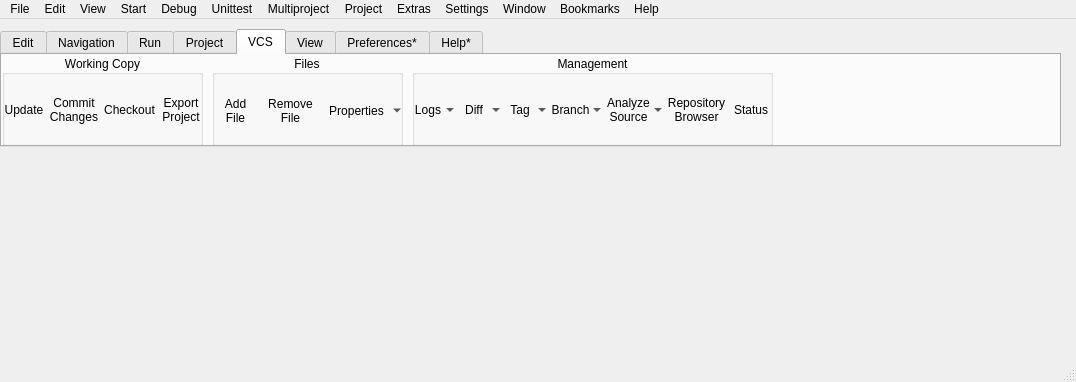
Above: TestItems/E5MenuActions.ui from sergeyfarin/kyui before the change. Below: the same form after it.
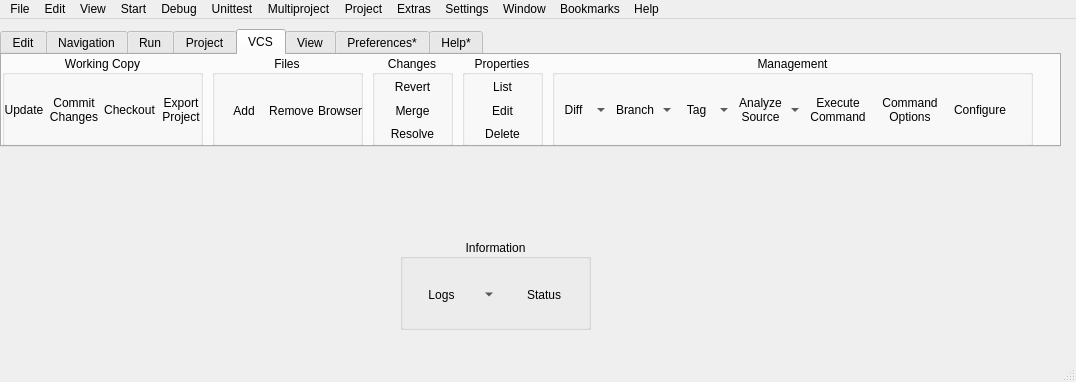
That is the form after the change. The open tabs and pages were chosen to show the change. Icons and pictures are not drawn.

Commit message: Lots of new icons

```diff
--- a/TestItems/E5MenuActions.ui
+++ b/TestItems/E5MenuActions.ui
@@ -3657,9 +3657,9 @@
      <widget class="QGroupBox" name="groupBox_22">
       <property name="geometry">
        <rect>
-        <x>410</x>
+        <x>550</x>
         <y>0</y>
-        <width>361</width>
+        <width>481</width>
         <height>91</height>
        </rect>
       </property>
@@ -3677,7 +3677,7 @@
         <rect>
          <x>0</x>
          <y>20</y>
-         <width>361</width>
+         <width>461</width>
          <height>70</height>
         </rect>
        </property>
@@ -3685,44 +3685,6 @@
         <property name="spacing">
          <number>2</number>
         </property>
-        <item>
-         <widget class="QToolButton" name="toolButton_88">
-          <property name="sizePolicy">
-           <sizepolicy hsizetype="Preferred" vsizetype="Expanding">
-            <horstretch>0</horstretch>
-            <verstretch>0</verstretch>
-           </sizepolicy>
-          </property>
-          <property name="minimumSize">
-           <size>
-            <width>44</width>
-            <height>22</height>
-           </size>
-          </property>
-          <property name="text">
-           <string>Logs</string>
-          </property>
-          <property name="icon">
-           <iconset resource="../../Resources/Icons/ericActions.qrc">
-            <normaloff>:/Vcs/vcsLog.png</normaloff>:/Vcs/vcsLog.png</iconset>
-          </property>
-          <property name="iconSize">
-           <size>
-            <width>32</width>
-            <height>32</height>
-           </size>
-          </property>
-          <property name="popupMode">
-           <enum>QToolButton::MenuButtonPopup</enum>
-          </property>
-          <property name="toolButtonStyle">
-           <enum>Qt::ToolButtonTextUnderIcon</enum>
-          </property>
-          <property name="autoRaise">
-           <bool>true</bool>
-          </property>
-         </widget>
-        </item>
         <item>
          <widget class="QToolButton" name="toolButton_90">
           <property name="sizePolicy">
@@ -3761,6 +3723,44 @@
           </property>
          </widget>
         </item>
+        <item>
+         <widget class="QToolButton" name="toolButton_110">
+          <property name="sizePolicy">
+           <sizepolicy hsizetype="Preferred" vsizetype="Expanding">
+            <horstretch>0</horstretch>
+            <verstretch>0</verstretch>
+           </sizepolicy>
+          </property>
+          <property name="minimumSize">
+           <size>
+            <width>44</width>
+            <height>22</height>
+           </size>
+          </property>
+          <property name="text">
+           <string>Branch</string>
+          </property>
+          <property name="icon">
+           <iconset resource="../E5Icons/e5icons.qrc">
+            <normaloff>:/VCS/vcsBranch.png</normaloff>:/VCS/vcsBranch.png</iconset>
+          </property>
+          <property name="iconSize">
+           <size>
+            <width>32</width>
+            <height>32</height>
+           </size>
+          </property>
+          <property name="popupMode">
+           <enum>QToolButton::MenuButtonPopup</enum>
+          </property>
+          <property name="toolButtonStyle">
+           <enum>Qt::ToolButtonTextUnderIcon</enum>
+          </property>
+          <property name="autoRaise">
+           <bool>true</bool>
+          </property>
+         </widget>
+        </item>
         <item>
          <widget class="QToolButton" name="toolButton_86">
           <property name="sizePolicy">
@@ -3799,44 +3799,6 @@
           </property>
          </widget>
         </item>
-        <item>
-         <widget class="QToolButton" name="toolButton_110">
-          <property name="sizePolicy">
-           <sizepolicy hsizetype="Preferred" vsizetype="Expanding">
-            <horstretch>0</horstretch>
-            <verstretch>0</verstretch>
-           </sizepolicy>
-          </property>
-          <property name="minimumSize">
-           <size>
-            <width>44</width>
-            <height>22</height>
-           </size>
-          </property>
-          <property name="text">
-           <string>Branch</string>
-          </property>
-          <property name="icon">
-           <iconset resource="../../Resources/Icons/ericActions.qrc">
-            <normaloff>:/Vcs/vcsBranch.png</normaloff>:/Vcs/vcsBranch.png</iconset>
-          </property>
-          <property name="iconSize">
-           <size>
-            <width>32</width>
-            <height>32</height>
-           </size>
-          </property>
-          <property name="popupMode">
-           <enum>QToolButton::MenuButtonPopup</enum>
-          </property>
-          <property name="toolButtonStyle">
-           <enum>Qt::ToolButtonTextUnderIcon</enum>
-          </property>
-          <property name="autoRaise">
-           <bool>true</bool>
-          </property>
-         </widget>
-        </item>
         <item>
          <widget class="QToolButton" name="toolButton_91">
           <property name="sizePolicy">
@@ -3877,7 +3839,7 @@
          </widget>
         </item>
         <item>
-         <widget class="QToolButton" name="toolButton_87">
+         <widget class="QToolButton" name="toolButton_112">
           <property name="sizePolicy">
            <sizepolicy hsizetype="Preferred" vsizetype="Expanding">
             <horstretch>0</horstretch>
@@ -3891,8 +3853,8 @@
            </size>
           </property>
           <property name="text">
-           <string>Repository
-Browser</string>
+           <string>Execute
+Command</string>
           </property>
           <property name="icon">
            <iconset resource="../../Resources/Icons/ericActions.qrc">
@@ -3916,7 +3878,7 @@
          </widget>
         </item>
         <item>
-         <widget class="QToolButton" name="toolButton_89">
+         <widget class="QToolButton" name="toolButton_115">
           <property name="sizePolicy">
            <sizepolicy hsizetype="Preferred" vsizetype="Expanding">
             <horstretch>0</horstretch>
@@ -3930,11 +3892,50 @@
            </size>
           </property>
           <property name="text">
-           <string>Status</string>
+           <string>Command
+Options</string>
           </property>
           <property name="icon">
-           <iconset resource="../../Resources/Icons/ericActions.qrc">
-            <normaloff>:/Vcs/vcsStatus.png</normaloff>:/Vcs/vcsStatus.png</iconset>
+           <iconset resource="../E5Icons/e5icons.qrc">
+            <normaloff>:/VCS/vcsProperties.png</normaloff>:/VCS/vcsProperties.png</iconset>
+          </property>
+          <property name="iconSize">
+           <size>
+            <width>32</width>
+            <height>32</height>
+           </size>
+          </property>
+          <property name="popupMode">
+           <enum>QToolButton::DelayedPopup</enum>
+          </property>
+          <property name="toolButtonStyle">
+           <enum>Qt::ToolButtonTextUnderIcon</enum>
+          </property>
+          <property name="autoRaise">
+           <bool>true</bool>
+          </property>
+         </widget>
+        </item>
+        <item>
+         <widget class="QToolButton" name="toolButton_114">
+          <property name="sizePolicy">
+           <sizepolicy hsizetype="Preferred" vsizetype="Expanding">
+            <horstretch>0</horstretch>
+            <verstretch>0</verstretch>
+           </sizepolicy>
+          </property>
+          <property name="minimumSize">
+           <size>
+            <width>44</width>
+            <height>22</height>
+           </size>
+          </property>
+          <property name="text">
+           <string>Configure</string>
+          </property>
+          <property name="icon">
+           <iconset resource="../E5Icons/e5icons.qrc">
+            <normaloff>:/VCS/vcsConfigure.png</normaloff>:/VCS/vcsConfigure.png</iconset>
           </property>
           <property name="iconSize">
            <size>
@@ -3961,7 +3962,7 @@
        <rect>
         <x>210</x>
         <y>0</y>
-        <width>191</width>
+        <width>151</width>
         <height>91</height>
        </rect>
       </property>
@@ -3977,9 +3978,9 @@
       <widget class="QWidget" name="layoutWidget">
        <property name="geometry">
         <rect>
-         <x>0</x>
+         <x>10</x>
          <y>20</y>
-         <width>191</width>
+         <width>141</width>
          <height>71</height>
         </rect>
        </property>
@@ -4002,8 +4003,7 @@
            </size>
           </property>
           <property name="text">
-           <string>Add
-File</string>
+           <string>Add</string>
           </property>
           <property name="icon">
            <iconset resource="../../Resources/Icons/ericActions.qrc">
@@ -4011,8 +4011,8 @@
           </property>
           <property name="iconSize">
            <size>
-            <width>22</width>
-            <height>22</height>
+            <width>32</width>
+            <height>32</height>
            </size>
           </property>
           <property name="popupMode">
@@ -4041,8 +4041,7 @@
            </size>
           </property>
           <property name="text">
-           <string>Remove
-File</string>
+           <string>Remove</string>
           </property>
           <property name="icon">
            <iconset resource="../../Resources/Icons/ericActions.qrc">
@@ -4050,10 +4049,48 @@
           </property>
           <property name="iconSize">
            <size>
-            <width>22</width>
+            <width>32</width>
+            <height>32</height>
+           </size>
+          </property>
+          <property name="popupMode">
+           <enum>QToolButton::DelayedPopup</enum>
+          </property>
+          <property name="toolButtonStyle">
+           <enum>Qt::ToolButtonTextUnderIcon</enum>
+          </property>
+          <property name="autoRaise">
+           <bool>true</bool>
+          </property>
+         </widget>
+        </item>
+        <item>
+         <widget class="QToolButton" name="toolButton_87">
+          <property name="sizePolicy">
+           <sizepolicy hsizetype="Preferred" vsizetype="Expanding">
+            <horstretch>0</horstretch>
+            <verstretch>0</verstretch>
+           </sizepolicy>
+          </property>
+          <property name="minimumSize">
+           <size>
+            <width>44</width>
             <height>22</height>
            </size>
           </property>
+          <property name="text">
+           <string>Browser</string>
+          </property>
+          <property name="icon">
+           <iconset resource="../E5Icons/e5icons.qrc">
+            <normaloff>:/VCS/vcsBrowser.png</normaloff>:/VCS/vcsBrowser.png</iconset>
+          </property>
+          <property name="iconSize">
+           <size>
+            <width>32</width>
+            <height>32</height>
+           </size>
+          </property>
           <property name="popupMode">
            <enum>QToolButton::DelayedPopup</enum>
           </property>
@@ -4065,6 +4102,40 @@
           </property>
          </widget>
         </item>
+       </layout>
+      </widget>
+     </widget>
+     <widget class="QGroupBox" name="groupBox_28">
+      <property name="geometry">
+       <rect>
+        <x>460</x>
+        <y>0</y>
+        <width>81</width>
+        <height>91</height>
+       </rect>
+      </property>
+      <property name="title">
+       <string>Properties</string>
+      </property>
+      <property name="alignment">
+       <set>Qt::AlignCenter</set>
+      </property>
+      <property name="flat">
+       <bool>true</bool>
+      </property>
+      <widget class="QWidget" name="">
+       <property name="geometry">
+        <rect>
+         <x>0</x>
+         <y>20</y>
+         <width>81</width>
+         <height>71</height>
+        </rect>
+       </property>
+       <layout class="QVBoxLayout" name="verticalLayout_3">
+        <property name="spacing">
+         <number>0</number>
+        </property>
         <item>
          <widget class="QToolButton" name="toolButton_93">
           <property name="sizePolicy">
@@ -4080,7 +4151,7 @@
            </size>
           </property>
           <property name="text">
-           <string>Properties</string>
+           <string>List</string>
           </property>
           <property name="icon">
            <iconset resource="../../Resources/Icons/ericActions.qrc">
@@ -4093,10 +4164,230 @@
            </size>
           </property>
           <property name="popupMode">
-           <enum>QToolButton::MenuButtonPopup</enum>
+           <enum>QToolButton::DelayedPopup</enum>
           </property>
           <property name="toolButtonStyle">
-           <enum>Qt::ToolButtonTextUnderIcon</enum>
+           <enum>Qt::ToolButtonTextBesideIcon</enum>
+          </property>
+          <property name="autoRaise">
+           <bool>true</bool>
+          </property>
+         </widget>
+        </item>
+        <item>
+         <widget class="QToolButton" name="toolButton_116">
+          <property name="sizePolicy">
+           <sizepolicy hsizetype="Preferred" vsizetype="Expanding">
+            <horstretch>0</horstretch>
+            <verstretch>0</verstretch>
+           </sizepolicy>
+          </property>
+          <property name="minimumSize">
+           <size>
+            <width>44</width>
+            <height>22</height>
+           </size>
+          </property>
+          <property name="text">
+           <string>Edit</string>
+          </property>
+          <property name="icon">
+           <iconset resource="../E5Icons/e5icons.qrc">
+            <normaloff>:/VCS/vcsEditProperty.png</normaloff>:/VCS/vcsEditProperty.png</iconset>
+          </property>
+          <property name="iconSize">
+           <size>
+            <width>22</width>
+            <height>22</height>
+           </size>
+          </property>
+          <property name="popupMode">
+           <enum>QToolButton::DelayedPopup</enum>
+          </property>
+          <property name="toolButtonStyle">
+           <enum>Qt::ToolButtonTextBesideIcon</enum>
+          </property>
+          <property name="autoRaise">
+           <bool>true</bool>
+          </property>
+         </widget>
+        </item>
+        <item>
+         <widget class="QToolButton" name="toolButton_117">
+          <property name="sizePolicy">
+           <sizepolicy hsizetype="Preferred" vsizetype="Expanding">
+            <horstretch>0</horstretch>
+            <verstretch>0</verstretch>
+           </sizepolicy>
+          </property>
+          <property name="minimumSize">
+           <size>
+            <width>44</width>
+            <height>22</height>
+           </size>
+          </property>
+          <property name="text">
+           <string>Delete</string>
+          </property>
+          <property name="icon">
+           <iconset resource="../E5Icons/e5icons.qrc">
+            <normaloff>:/VCS/vcsDeleteProperty.png</normaloff>:/VCS/vcsDeleteProperty.png</iconset>
+          </property>
+          <property name="iconSize">
+           <size>
+            <width>22</width>
+            <height>22</height>
+           </size>
+          </property>
+          <property name="popupMode">
+           <enum>QToolButton::DelayedPopup</enum>
+          </property>
+          <property name="toolButtonStyle">
+           <enum>Qt::ToolButtonTextBesideIcon</enum>
+          </property>
+          <property name="autoRaise">
+           <bool>true</bool>
+          </property>
+         </widget>
+        </item>
+       </layout>
+      </widget>
+     </widget>
+     <widget class="QGroupBox" name="groupBox_32">
+      <property name="geometry">
+       <rect>
+        <x>370</x>
+        <y>0</y>
+        <width>81</width>
+        <height>91</height>
+       </rect>
+      </property>
+      <property name="title">
+       <string>Changes</string>
+      </property>
+      <property name="alignment">
+       <set>Qt::AlignCenter</set>
+      </property>
+      <property name="flat">
+       <bool>true</bool>
+      </property>
+      <widget class="QWidget" name="layoutWidget_3">
+       <property name="geometry">
+        <rect>
+         <x>0</x>
+         <y>20</y>
+         <width>81</width>
+         <height>71</height>
+        </rect>
+       </property>
+       <layout class="QVBoxLayout" name="verticalLayout_5">
+        <property name="spacing">
+         <number>0</number>
+        </property>
+        <item>
+         <widget class="QToolButton" name="toolButton_118">
+          <property name="sizePolicy">
+           <sizepolicy hsizetype="Preferred" vsizetype="Expanding">
+            <horstretch>0</horstretch>
+            <verstretch>0</verstretch>
+           </sizepolicy>
+          </property>
+          <property name="minimumSize">
+           <size>
+            <width>44</width>
+            <height>22</height>
+           </size>
+          </property>
+          <property name="text">
+           <string>Revert</string>
+          </property>
+          <property name="icon">
+           <iconset resource="../E5Icons/e5icons.qrc">
+            <normaloff>:/VCS/vcsRevert.png</normaloff>:/VCS/vcsRevert.png</iconset>
+          </property>
+          <property name="iconSize">
+           <size>
+            <width>22</width>
+            <height>22</height>
+           </size>
+          </property>
+          <property name="popupMode">
+           <enum>QToolButton::DelayedPopup</enum>
+          </property>
+          <property name="toolButtonStyle">
+           <enum>Qt::ToolButtonTextBesideIcon</enum>
+          </property>
+          <property name="autoRaise">
+           <bool>true</bool>
+          </property>
+         </widget>
+        </item>
+        <item>
+         <widget class="QToolButton" name="toolButton_119">
+          <property name="sizePolicy">
+           <sizepolicy hsizetype="Preferred" vsizetype="Expanding">
+            <horstretch>0</horstretch>
+            <verstretch>0</verstretch>
+           </sizepolicy>
+          </property>
+          <property name="minimumSize">
+           <size>
+            <width>44</width>
+            <height>22</height>
+           </size>
+          </property>
+          <property name="text">
+           <string>Merge</string>
+          </property>
+          <property name="icon">
+           <iconset resource="../E5Icons/e5icons.qrc">
+            <normaloff>:/VCS/vcsMerge.png</normaloff>:/VCS/vcsMerge.png</iconset>
+          </property>
+          <property name="iconSize">
+           <size>
+            <width>22</width>
+            <height>22</height>
+           </size>
+          </property>
+          <property name="popupMode">
+           <enum>QToolButton::DelayedPopup</enum>
+          </property>
+          <property name="toolButtonStyle">
+           <enum>Qt::ToolButtonTextBesideIcon</enum>
+          </property>
+          <property name="autoRaise">
+           <bool>true</bool>
+          </property>
+         </widget>
+        </item>
+        <item>
+         <widget class="QToolButton" name="toolButton_120">
+          <property name="sizePolicy">
+           <sizepolicy hsizetype="Preferred" vsizetype="Expanding">
+            <horstretch>0</horstretch>
+            <verstretch>0</verstretch>
+           </sizepolicy>
+          </property>
+          <property name="minimumSize">
+           <size>
+            <width>44</width>
+            <height>22</height>
+           </size>
+          </property>
+          <property name="text">
+           <string>Resolve</string>
+          </property>
+          <property name="iconSize">
+           <size>
+            <width>22</width>
+            <height>22</height>
+           </size>
+          </property>
+          <property name="popupMode">
+           <enum>QToolButton::DelayedPopup</enum>
+          </property>
+          <property name="toolButtonStyle">
+           <enum>Qt::ToolButtonTextBesideIcon</enum>
           </property>
           <property name="autoRaise">
            <bool>true</bool>
@@ -5401,6 +5692,116 @@
      </widget>
     </widget>
    </widget>
+   <widget class="QGroupBox" name="groupBox_26">
+    <property name="geometry">
+     <rect>
+      <x>400</x>
+      <y>220</y>
+      <width>191</width>
+      <height>91</height>
+     </rect>
+    </property>
+    <property name="title">
+     <string>Information</string>
+    </property>
+    <property name="alignment">
+     <set>Qt::AlignCenter</set>
+    </property>
+    <property name="flat">
+     <bool>true</bool>
+    </property>
+    <widget class="QWidget" name="layoutWidget_2">
+     <property name="geometry">
+      <rect>
+       <x>0</x>
+       <y>20</y>
+       <width>191</width>
+       <height>71</height>
+      </rect>
+     </property>
+     <layout class="QHBoxLayout" name="horizontalLayout_16">
+      <property name="spacing">
+       <number>2</number>
+      </property>
+      <item>
+       <widget class="QToolButton" name="toolButton_88">
+        <property name="sizePolicy">
+         <sizepolicy hsizetype="Preferred" vsizetype="Expanding">
+          <horstretch>0</horstretch>
+          <verstretch>0</verstretch>
+         </sizepolicy>
+        </property>
+        <property name="minimumSize">
+         <size>
+          <width>44</width>
+          <height>22</height>
+         </size>
+        </property>
+        <property name="text">
+         <string>Logs</string>
+        </property>
+        <property name="icon">
+         <iconset resource="../E5Icons/e5icons.qrc">
+          <normaloff>:/VCS/vcsLog.png</normaloff>:/VCS/vcsLog.png</iconset>
+        </property>
+        <property name="iconSize">
+         <size>
+          <width>32</width>
+          <height>32</height>
+         </size>
+        </property>
+        <property name="popupMode">
+         <enum>QToolButton::MenuButtonPopup</enum>
+        </property>
+        <property name="toolButtonStyle">
+         <enum>Qt::ToolButtonTextUnderIcon</enum>
+        </property>
+        <property name="autoRaise">
+         <bool>true</bool>
+        </property>
+       </widget>
+      </item>
+      <item>
+       <widget class="QToolButton" name="toolButton_89">
+        <property name="sizePolicy">
+         <sizepolicy hsizetype="Preferred" vsizetype="Expanding">
+          <horstretch>0</horstretch>
+          <verstretch>0</verstretch>
+         </sizepolicy>
+        </property>
+        <property name="minimumSize">
+         <size>
+          <width>44</width>
+          <height>22</height>
+         </size>
+        </property>
+        <property name="text">
+         <string>Status</string>
+        </property>
+        <property name="icon">
+         <iconset resource="../E5Icons/e5icons.qrc">
+          <normaloff>:/VCS/vcsStatus.png</normaloff>:/VCS/vcsStatus.png</iconset>
+        </property>
+        <property name="iconSize">
+         <size>
+          <width>32</width>
+          <height>32</height>
+         </size>
+        </property>
+        <property name="popupMode">
+         <enum>QToolButton::DelayedPopup</enum>
+        </property>
+        <property name="toolButtonStyle">
+         <enum>Qt::ToolButtonTextUnderIcon</enum>
+        </property>
+        <property name="autoRaise">
+         <bool>true</bool>
+        </property>
+       </widget>
+      </item>
+     </layout>
+    </widget>
+   </widget>
   </widget>
   <widget class="QMenuBar" name="menubar">
    <property name="geometry">
```
Left out of the diff: 557 changed lines with no effect on the pictures. The commit also changes 86 other files.
